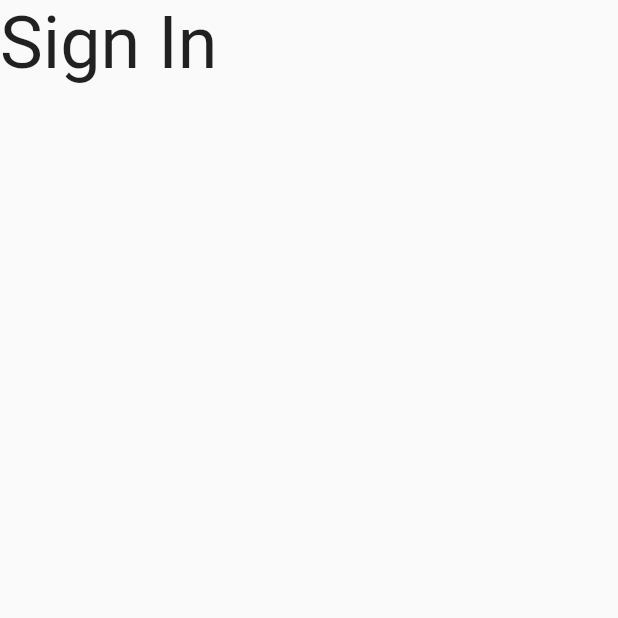
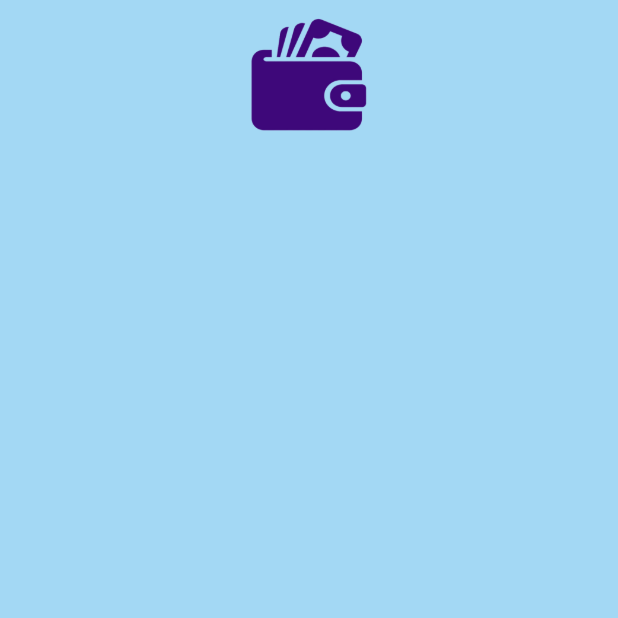
Before and after one commit to rezahartono/bwa_money_record_mobile_app, a Flutter app: the ASignInPage screen opened directly, on a phone screen of 412 x 824 dp, the top half of it. Run offline on Flutter 3.47's test engine with Material 2 defaults, Android fonts, the phone set to English and light mode, and no system bars; our stand-ins replace get, get_storage, google_fonts, logger; accounts and stored records are empty.

Commit message:
Commited by RezaH

```diff
--- a/lib/config/common/app_common.dart
+++ b/lib/config/common/app_common.dart
@@ -9,7 +9,7 @@ import 'package:money_record/config/styles/layout_config.dart';
 class AppCommon {
   String randomString(int length) {
     const chars =
-        'AaBbCcDdEeFfGgHhIiJjKkLlMmNnOoPpQqRrSsTtUuVvWwXxYyZz1234567890';
+        "AaBbCcDdEeFfGgHhIiJjKkLlMmNnOoPpQqRrSsTtUuVvWwXxYyZz1234567890";
 
     Random random = Random();
 
--- a/lib/config/constants/date_format_constant.dart
+++ b/lib/config/constants/date_format_constant.dart
@@ -3,7 +3,7 @@
 import 'package:intl/intl.dart';
 
 class DateFormatConstant {
-  final DateFormat onlyDate = DateFormat('dd-MMM-YYYY', 'id_ID');
+  final DateFormat onlyDate = DateFormat("dd-MMM-YYYY");
 }
 
 DateFormatConstant dateFormat = new DateFormatConstant();
--- a/lib/config/constants/string_constant.dart
+++ b/lib/config/constants/string_constant.dart
@@ -4,6 +4,9 @@ part 'messages.dart';
 
 class AppStringConstant {
   final String authentication = "authentication";
+  final String locale = "id_ID";
+  final String pathImages = "assets/images/";
+  final String pathIcons = "assets/icons/";
 }
 
 AppStringConstant constant = new AppStringConstant();
--- a/lib/config/environment/environment.dart
+++ b/lib/config/environment/environment.dart
@@ -2,10 +2,8 @@
 
 class AppEnvironment {
   Uri baseUrl({required String path}) {
-    return Uri.parse('http://192.168.1.1/money-record/api/v1/$path');
+    return Uri.parse("http://192.168.1.1/money-record/api/v1/$path");
   }
-
-
 }
 
 AppEnvironment environment = new AppEnvironment();
--- a/lib/presentation/pages/android/a_sign_in_page.dart
+++ b/lib/presentation/pages/android/a_sign_in_page.dart
@@ -1,14 +1,37 @@
 import 'package:flutter/material.dart';
+import 'package:money_record/config/constants/assets_url.dart';
+import 'package:money_record/config/styles/layout_config.dart';
+import 'package:money_record/config/styles/theme.dart';
 
 class ASignInPage extends StatelessWidget {
   const ASignInPage({super.key});
 
   @override
   Widget build(BuildContext context) {
-    return const Scaffold(
-      body: Text(
-        'Sign In',
-        style: TextStyle(fontSize: 48),
+    Widget logoBuilder = Container(
+      width: LayoutConfig.safeBlockVertical * 12,
+      height: LayoutConfig.safeBlockVertical * 12,
+      decoration: BoxDecoration(
+        image: DecorationImage(
+          image: AssetImage(assets.appLogo),
+          fit: BoxFit.cover,
+        ),
+      ),
+    );
+
+    return Scaffold(
+      backgroundColor: color.lightPurple,
+      body: SafeArea(
+        child: SizedBox(
+          width: LayoutConfig.screenWidth,
+          child: Column(
+            crossAxisAlignment: CrossAxisAlignment.center,
+            children: [
+              logoBuilder,
+
+            ],
+          ),
+        ),
       ),
     );
   }
--- a/pubspec.yaml
+++ b/pubspec.yaml
@@ -65,9 +65,9 @@ flutter:
   uses-material-design: true
 
   # To add assets to your application, add an assets section, like this:
-  # assets:
-  #   - images/a_dot_burr.jpeg
-  #   - images/a_dot_ham.jpeg
+  assets:
+    - assets/images/
+    - assets/icons/
 
   # An image asset can refer to one or more resolution-specific "variants", see
   # https://flutter.dev/assets-and-images/#resolution-aware
```
Also changed, not shown: lib/config/common/request_handler.dart (+6 -6 lines), lib/config/constants/assets_url.dart (+7 -2 lines), lib/main.dart (+12 -3 lines), lib/presentation/components/android/custom_text_input.dart (added, +19 -0 lines), assets/images/img-app-logo.png (added).
